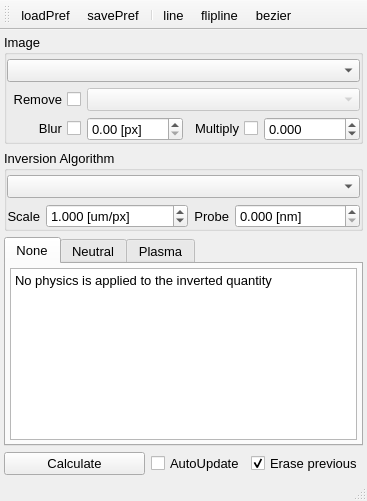
Old version of the form UIs/nIntegralInversion.ui in the repository NeutrinoToolkit/Neutrino.
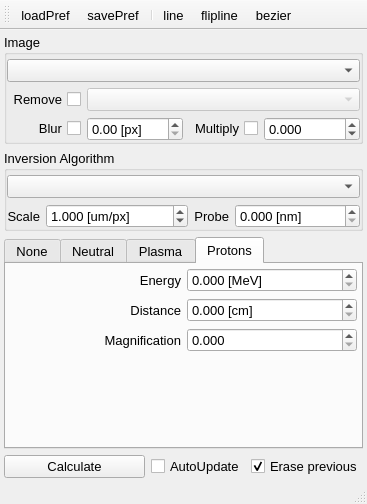
New version of the form. The open tabs and pages were chosen to show the change. Icons and pictures are not drawn.

Commit message: interferometry enhancements, proton abel inversion

Diff of the .ui file:
```diff
--- a/UIs/nIntegralInversion.ui
+++ b/UIs/nIntegralInversion.ui
@@ -6,8 +6,8 @@
    <rect>
     <x>0</x>
     <y>0</y>
-    <width>365</width>
-    <height>501</height>
+    <width>361</width>
+    <height>504</height>
    </rect>
   </property>
   <property name="font">
@@ -134,6 +134,134 @@
         </item>
        </layout>
       </widget>
+      <widget class="QWidget" name="N_PROTONS">
+       <attribute name="title">
+        <string>Protons</string>
+       </attribute>
+       <layout class="QGridLayout" name="gridLayout_4">
+        <property name="margin">
+         <number>4</number>
+        </property>
+        <item row="1" column="1">
+         <widget class="QDoubleSpinBox" name="distance">
+          <property name="font">
+           <font>
+            <pointsize>10</pointsize>
+           </font>
+          </property>
+          <property name="suffix">
+           <string> [cm]</string>
+          </property>
+          <property name="decimals">
+           <number>3</number>
+          </property>
+          <property name="maximum">
+           <double>99999.000000000000000</double>
+          </property>
+          <property name="neutrinoSave" stdset="0">
+           <bool>true</bool>
+          </property>
+         </widget>
+        </item>
+        <item row="2" column="1">
+         <widget class="QDoubleSpinBox" name="magnificaton">
+          <property name="font">
+           <font>
+            <pointsize>10</pointsize>
+           </font>
+          </property>
+          <property name="decimals">
+           <number>3</number>
+          </property>
+          <property name="maximum">
+           <double>99999.000000000000000</double>
+          </property>
+          <property name="neutrinoSave" stdset="0">
+           <bool>true</bool>
+          </property>
+         </widget>
+        </item>
+        <item row="0" column="1">
+         <widget class="QDoubleSpinBox" name="energy">
+          <property name="font">
+           <font>
+            <pointsize>10</pointsize>
+           </font>
+          </property>
+          <property name="suffix">
+           <string> [MeV]</string>
+          </property>
+          <property name="decimals">
+           <number>3</number>
+          </property>
+          <property name="maximum">
+           <double>99999.000000000000000</double>
+          </property>
+          <property name="neutrinoSave" stdset="0">
+           <bool>true</bool>
+          </property>
+         </widget>
+        </item>
+        <item row="1" column="0">
+         <widget class="QLabel" name="label_5">
+          <property name="font">
+           <font>
+            <pointsize>10</pointsize>
+           </font>
+          </property>
+          <property name="text">
+           <string>Distance</string>
+          </property>
+          <property name="alignment">
+           <set>Qt::AlignRight|Qt::AlignTrailing|Qt::AlignVCenter</set>
+          </property>
+         </widget>
+        </item>
+        <item row="2" column="0">
+         <widget class="QLabel" name="label_6">
+          <property name="font">
+           <font>
+            <pointsize>10</pointsize>
+           </font>
+          </property>
+          <property name="text">
+           <string>Magnification</string>
+          </property>
+          <property name="alignment">
+           <set>Qt::AlignRight|Qt::AlignTrailing|Qt::AlignVCenter</set>
+          </property>
+         </widget>
+        </item>
+        <item row="0" column="0">
+         <widget class="QLabel" name="label_4">
+          <property name="font">
+           <font>
+            <pointsize>10</pointsize>
+           </font>
+          </property>
+          <property name="text">
+           <string>Energy</string>
+          </property>
+          <property name="alignment">
+           <set>Qt::AlignRight|Qt::AlignTrailing|Qt::AlignVCenter</set>
+          </property>
+         </widget>
+        </item>
+        <item row="3" column="0">
+         <spacer name="verticalSpacer">
+          <property name="orientation">
+           <enum>Qt::Vertical</enum>
+          </property>
+          <property name="sizeHint" stdset="0">
+           <size>
+            <width>20</width>
+            <height>40</height>
+           </size>
+          </property>
+         </spacer>
+        </item>
+       </layout>
+      </widget>
      </widget>
     </item>
     <item row="3" column="0">
```
The commit also changes 5 other files.
